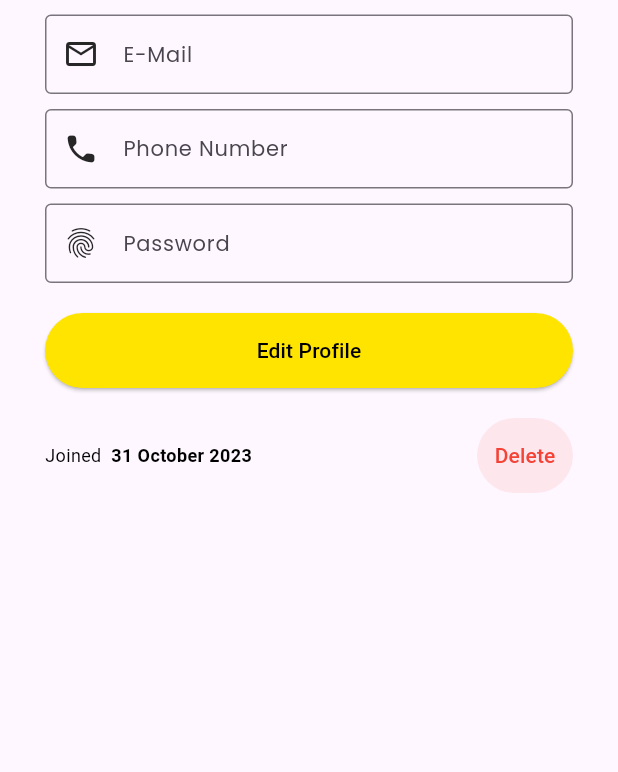
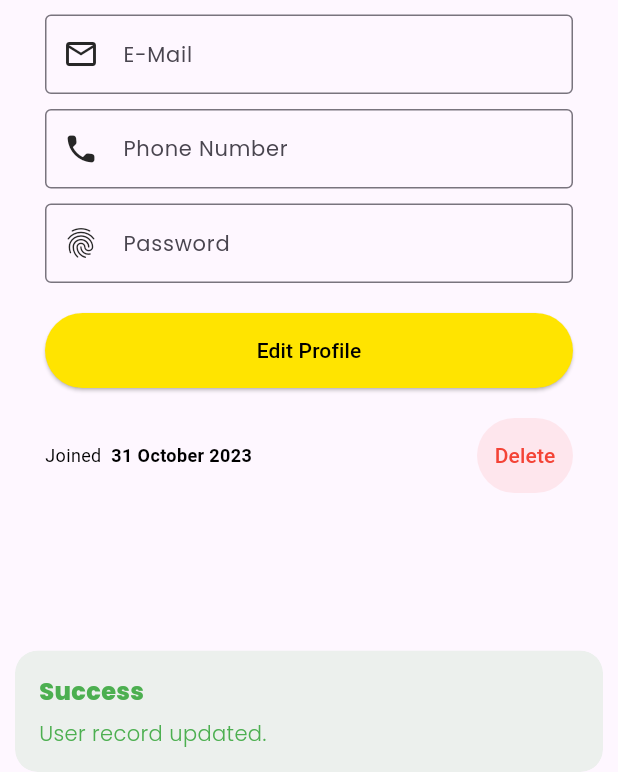
Before and after one commit to DimanthaWeerakoon/Flutter_Splash_OnBoarding_Login_SignUp, a Flutter app: the UpdateProfileScreen screen opened directly, after a tap on "Edit Profile", on a phone screen of 412 x 824 dp, the part 464-1236 px from its top. Run offline on Flutter 3.47's test engine with Material 3 defaults, Android fonts, the phone set to English and light mode, and no system bars; our stand-ins replace cloud_firestore, firebase_auth, firebase_core, flutter_otp_text_field, get, google_fonts and 3 more; accounts and stored records are empty.

Commit message:
User Data Updating Created, Has to be Edited

```diff
--- a/lib/main.dart
+++ b/lib/main.dart
@@ -3,8 +3,6 @@ import 'package:flutter/material.dart';
 import 'package:full_app/firebase_options.dart';
 import 'package:full_app/src/repository/authentication_respository/authentication_repository.dart';
 import 'package:get/get.dart';
-
-import 'package:full_app/src/features/authentication/screens/splash_screen/splash_screen.dart';
 import 'package:full_app/src/utils/theme/theme.dart';
 
 void main() async {
--- a/lib/src/features/authentication/controllers/profile_controller.dart
+++ b/lib/src/features/authentication/controllers/profile_controller.dart
@@ -1,3 +1,4 @@
+import 'package:flutter/material.dart';
 import 'package:full_app/src/features/authentication/models/user_model.dart';
 import 'package:full_app/src/repository/authentication_respository/authentication_repository.dart';
 import 'package:full_app/src/repository/authentication_respository/user_repository/user_repository.dart';
@@ -14,19 +15,17 @@ class ProfileController extends GetxController {
   getUserData() {
     final email = _authRepo.firebaseUser.value?.email;
     if (email != null) {
-        return _userRepo.getUserDetails(email);
+      return _userRepo.getUserDetails(email);
     } else {
       Get.snackbar("Error", "Login to continue");
     }
   }
 
-
   Future<List<UserModel>> getAllUser() async {
-    // final snapshot = await _db.collection("Users").get();
-    // final userData = snapshot.docs.map((e) => UserModel.fromSnapShot(e)).toList();
     return await _userRepo.allUser();
   }
 
-
-
+  updateRecord(UserModel user) async {
+    await _userRepo.updateUserRecord(user);
+  }
 }
--- a/lib/src/features/authentication/models/user_model.dart
+++ b/lib/src/features/authentication/models/user_model.dart
@@ -18,13 +18,32 @@ class UserModel {
 
   });
 
-  toJson() {
+  UserModel copyWith({
+    String? id,
+    String? fullname,
+    String? email,
+    String? phoneNo,
+    String? password,
+  }) {
+    return UserModel(
+      id: id ?? this.id,
+      fullname: fullname ?? this.fullname,
+      email: email ?? this.email,
+      phoneNo: phoneNo ?? this.phoneNo,
+      password: password ?? this.password,
+    );
+  }
+
+  Map<String, dynamic> toJson() {
     return {
+      "id" : id,
       "Fullname" : fullname,
       "Email" : email,
       "Phone" : phoneNo,
       "Password" : password
     };
+
+
   }
 
   /// Map user fetched from Firebase to UserModel
--- a/lib/src/features/authentication/screens/profile/update_profile_screen.dart
+++ b/lib/src/features/authentication/screens/profile/update_profile_screen.dart
@@ -36,6 +36,10 @@ class UpdateProfileScreen extends StatelessWidget {
             if (snapshot.connectionState == ConnectionState.done) {
               if (snapshot.hasData) {
                 UserModel userData = snapshot.data as UserModel;
+                final email = TextEditingController(text: userData.email);
+                final password = TextEditingController(text: userData.password);
+                final fullName = TextEditingController(text: userData.fullname);
+                final phoneNo = TextEditingController(text: userData.phoneNo);
                 return Column(
                   children: [
                     Stack(
@@ -69,7 +73,8 @@ class UpdateProfileScreen extends StatelessWidget {
                         child: Column(
                       children: [
                         TextFormField(
-                          initialValue: userData.fullname,
+                          controller: fullName,
+                          // initialValue: userData.fullname,
                           decoration: const InputDecoration(
                               label: Text(tFullName),
                               hintText: tFullName,
@@ -79,7 +84,8 @@ class UpdateProfileScreen extends StatelessWidget {
                           height: 10.0,
                         ),
                         TextFormField(
-                          initialValue: userData.email,
+                          controller: email,
+                          // initialValue: userData.email,
                           decoration: const InputDecoration(
                               label: Text(tEmail),
                               hintText: tEmail,
@@ -89,7 +95,8 @@ class UpdateProfileScreen extends StatelessWidget {
                           height: 10.0,
                         ),
                         TextFormField(
-                          initialValue: userData.phoneNo,
+                          controller: phoneNo,
+                          // initialValue: userData.phoneNo,
                           keyboardType: TextInputType.phone,
                           decoration: const InputDecoration(
                               label: Text(tPhoneNumber),
@@ -100,7 +107,8 @@ class UpdateProfileScreen extends StatelessWidget {
                           height: 10.0,
                         ),
                         TextFormField(
-                          initialValue: userData.password,
+                          controller: password,
+                          // initialValue: userData.password,
                           obscureText: true,
                           decoration: const InputDecoration(
                               label: Text(tPassword),
@@ -113,8 +121,16 @@ class UpdateProfileScreen extends StatelessWidget {
                         SizedBox(
                             width: double.infinity,
                             child: ElevatedButton(
-                              onPressed: () =>
-                                  Get.to(() => const UpdateProfileScreen()),
+                              onPressed: () async {
+                                final userData = UserModel(
+                                  email: email.text.trim(),
+                                  fullname: email.text.trim(),
+                                  password: email.text.trim(),
+                                  phoneNo: email.text.trim(),
+                                );
+
+                                await controller.updateRecord(userData);
+                              },
                               style: ElevatedButton.styleFrom(
                                   backgroundColor: tPrimaryColor,
                                   side: BorderSide.none,
--- a/lib/src/repository/authentication_respository/user_repository/user_repository.dart
+++ b/lib/src/repository/authentication_respository/user_repository/user_repository.dart
@@ -1,3 +1,4 @@
+import 'package:firebase_auth/firebase_auth.dart';
 import 'package:cloud_firestore/cloud_firestore.dart';
 import 'package:flutter/material.dart';
 import 'package:full_app/src/features/authentication/models/user_model.dart';
@@ -6,21 +7,20 @@ import 'package:get/get.dart';
 class UserRepository extends GetxController {
   static UserRepository get instance => Get.find();
 
+  final _auth = FirebaseAuth.instance;
   final _db = FirebaseFirestore.instance;
 
   createUser(UserModel user) async {
     try {
-    await _db.collection("Users").add(user.toJson());
-    Get.snackbar(
-      "Success",
-      "You account has been created.",
+      final docRef = await _db.collection("Users").add(user.toJson());
+      final UserModel updatedUser = user.copyWith(id: docRef.id);
+      await docRef.update(updatedUser.toJson());
+      Get.snackbar("Success", "You account has been created.",
           snackPosition: SnackPosition.BOTTOM,
           backgroundColor: Colors.green.withOpacity(0.1),
           colorText: Colors.green);
     } catch (error) {
-        Get.snackbar(
-          "Error",
-          "Something went wrong. Try again",
+      Get.snackbar("Error", "Something went wrong. Try again",
           snackPosition: SnackPosition.BOTTOM,
           backgroundColor: Colors.red.withOpacity(0.1),
           colorText: Colors.red);
@@ -30,15 +30,72 @@ class UserRepository extends GetxController {
 
   /// Fetch All Users OR User Details
   Future<UserModel> getUserDetails(String email) async {
-    final snapshot = await _db.collection("Users").where("Email", isEqualTo: email).get();
-    final userData = snapshot.docs.map((e) => UserModel.fromSnapShot(e)).single;
+  final snapshot = await _db.collection("Users").get();
+  final userData = snapshot.docs
+      .map((e) => UserModel.fromSnapShot(e))
+      .firstWhere(
+        (user) => user.email.toLowerCase() == email.toLowerCase(),
+        orElse: () => UserModel(id: null, email: '', password: '', fullname: '', phoneNo: ''),
+      );
+
+  if (userData.id == null) {
+    print('User not found for email: $email');
+  } else {
+    print('User found. ID: ${userData.id}, Email: ${userData.email}');
+  }
+
   return userData;
 }
 
   Future<List<UserModel>> allUser() async {
     final snapshot = await _db.collection("Users").get();
-    final userData = snapshot.docs.map((e) => UserModel.fromSnapShot(e)).toList();
+    final userData =
+        snapshot.docs.map((e) => UserModel.fromSnapShot(e)).toList();
     return userData;
   }
 
+  Future<void> updateUserRecord(UserModel user) async {
+  try {
+    // Get the currently logged-in user's email
+    final userEmail = _auth.currentUser?.email;
+
+    if (userEmail != null) {
+      final snapshot = await _db.collection("Users").where("Email", isEqualTo: userEmail).get();
+
+      if (snapshot.docs.isNotEmpty) {
+        final docRef = _db.collection("Users").doc(snapshot.docs.first.id);
+
+        await docRef.update({
+          "Fullname": user.fullname,
+          "Email": user.email,
+          "Phone": user.phoneNo,
+          "Password": user.password,
+        });
+        // Update the document
+        // await docRef.update(user.toJson());
+        Get.snackbar("Success", "User record updated.",
+            snackPosition: SnackPosition.BOTTOM,
+            backgroundColor: Colors.green.withOpacity(0.1),
+            colorText: Colors.green);
+      } else {
+        Get.snackbar("Error", "User record not found.",
+            snackPosition: SnackPosition.BOTTOM,
+            backgroundColor: Colors.red.withOpacity(0.1),
+            colorText: Colors.red);
       }
+    } else {
+      Get.snackbar("Error", "User email not available.",
+          snackPosition: SnackPosition.BOTTOM,
+          backgroundColor: Colors.red.withOpacity(0.1),
+          colorText: Colors.red);
+    }
+  } catch (error) {
+    Get.snackbar("Error", "Something went wrong. Try again",
+        snackPosition: SnackPosition.BOTTOM,
+        backgroundColor: Colors.red.withOpacity(0.1),
+        colorText: Colors.red);
+    print(error.toString());
+  }
+}
+
+}
```
Lines whose indentation alone changed are shown as unchanged.
